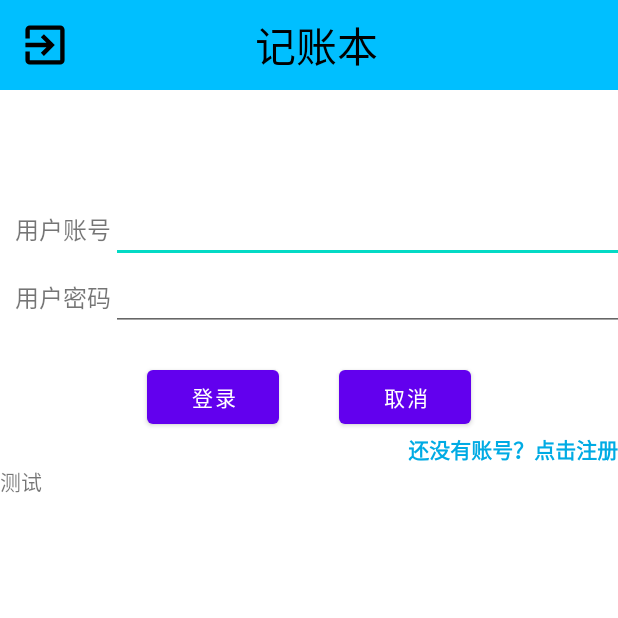
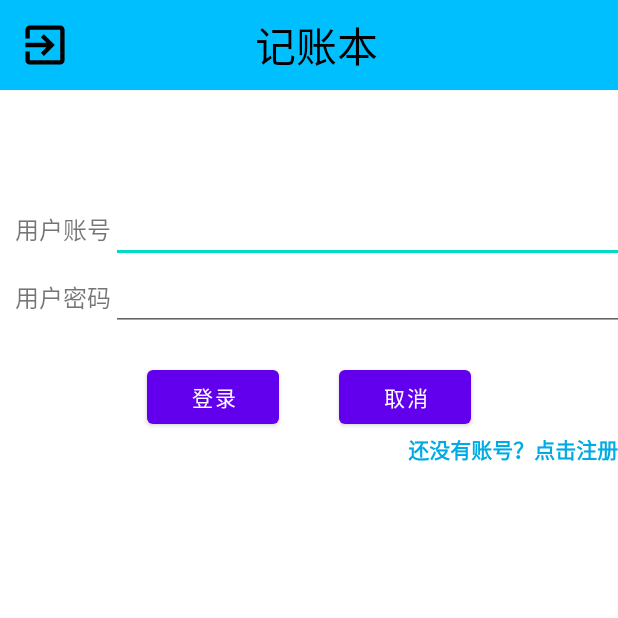
Before and after one commit to Crazyokd/handbook, an Android app: the LoginActivity screen opened directly, with no data from a screen before it, on a phone screen of 412 x 824 dp, the top half of it. Run offline under Robolectric (Android 15) with nearby library versions, the phone set to English and light mode, and no system bars.

Commit message:
删除测试textview

```diff
--- a/app/src/main/res/layout/activity_login.xml
+++ b/app/src/main/res/layout/activity_login.xml
@@ -1,87 +1,83 @@
 <?xml version="1.0" encoding="utf-8"?>
 <LinearLayout xmlns:android="http://schemas.android.com/apk/res/android"
-    xmlns:app="http://schemas.android.com/apk/res-auto"
-    xmlns:tools="http://schemas.android.com/tools"
     android:layout_width="match_parent"
     android:layout_height="match_parent"
-    android:orientation="vertical"
-    >
+    android:orientation="vertical">
 
     <com.example.handbook.TitleLayout
         android:layout_width="match_parent"
-        android:layout_height="wrap_content"/>
+        android:layout_height="wrap_content" />
 
     <TableLayout
         android:layout_width="match_parent"
         android:layout_height="wrap_content"
-        android:stretchColumns="1"
-        android:layout_marginTop="30dp">
+        android:layout_marginTop="30dp"
+        android:stretchColumns="1">
 
 
         <!--输入用户名的行-->
         <TableRow
-            android:layout_marginTop="40dp"
-            android:layout_marginLeft="10dp">
+            android:layout_marginLeft="10dp"
+            android:layout_marginTop="40dp">
+
             <TextView
-                android:text="用户账号"
-                android:textSize="16sp"
                 android:layout_width="wrap_content"
                 android:layout_height="wrap_content"
-                />
+                android:text="用户账号"
+                android:textSize="16sp" />
+
             <EditText
-                android:text=""
                 android:id="@+id/userEditText"
+                android:layout_width="fill_parent"
                 android:layout_height="wrap_content"
-                android:layout_width="fill_parent"/>
+                android:text="" />
         </TableRow>
         <!--输入密码行-->
-        <TableRow
-            android:layout_marginLeft="10dp">
+        <TableRow android:layout_marginLeft="10dp">
+
             <TextView
+                android:layout_width="wrap_content"
+                android:layout_height="wrap_content"
                 android:text="用户密码"
-                android:textSize="16sp"
-                android:layout_width="wrap_content"
-                android:layout_height="wrap_content"/>
+                android:textSize="16sp" />
+
             <EditText
-                android:text=""
                 android:id="@+id/pwdEditText"
                 android:layout_width="fill_parent"
                 android:layout_height="wrap_content"
-                android:inputType="textPassword"/>
+                android:inputType="textPassword"
+                android:text="" />
         </TableRow>
 
         <!--定义登录、取消按钮的行-->
-        <LinearLayout android:orientation="horizontal"
+        <LinearLayout
+            android:layout_width="wrap_content"
             android:layout_height="wrap_content"
-            android:layout_width="wrap_content"
+            android:layout_marginTop="20dp"
             android:gravity="center"
-            android:layout_marginTop="20dp">
+            android:orientation="horizontal">
+
             <Button
                 android:id="@+id/bnLogin"
-                android:text="登录"
                 android:layout_width="wrap_content"
                 android:layout_height="wrap_content"
-                android:layout_marginRight="20dp"/>
+                android:layout_marginRight="20dp"
+                android:text="登录" />
+
             <Button
                 android:id="@+id/bnCancel"
-                android:text="取消"
+                android:layout_width="wrap_content"
                 android:layout_height="wrap_content"
-                android:layout_width="wrap_content"
-                android:layout_marginLeft="20dp"/>
+                android:layout_marginLeft="20dp"
+                android:text="取消" />
         </LinearLayout>
 
         <TextView
+            android:id="@+id/register_tv"
             android:gravity="right"
-            android:id="@+id/register_tv"
+            android:text="还没有账号？点击注册"
             android:textColor="@color/blue1"
-            android:textStyle="bold"
-            android:text="还没有账号？点击注册"
-            />
-        <TextView
-            android:id="@+id/test_tv"
-            android:text="测试"
-            />
-
+            android:textStyle="bold" />
     </TableLayout>
 
 </LinearLayout>
```
